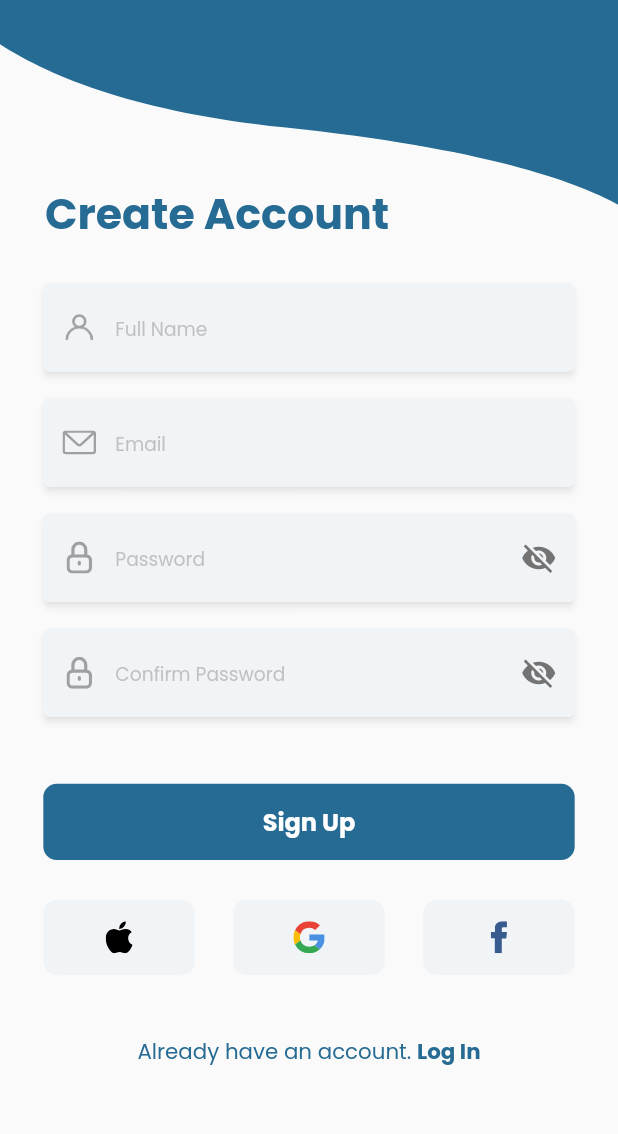
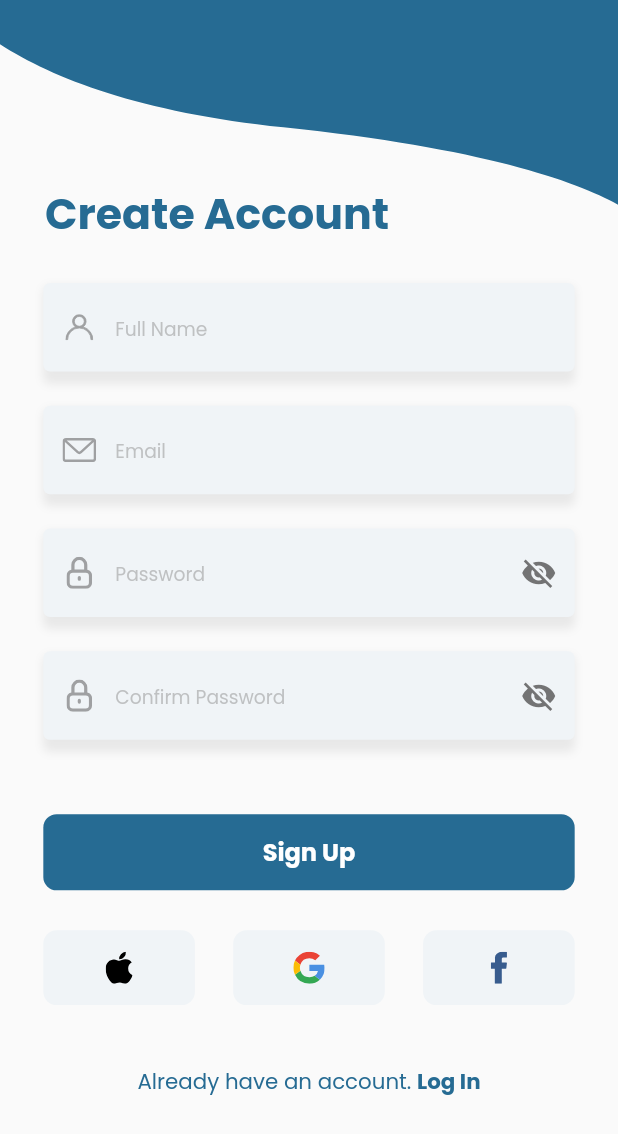
Before and after one commit to Hurair17/zia, a Flutter app: the SignUp screen opened directly, on a phone screen of 412 x 824 dp. Shown: the top 1134 px of the screen. Run offline on Flutter 3.47's test engine with Material 2 defaults, Android fonts, the light colour scheme and no system bars; our stand-ins replace flutter_countdown_timer, flutter_screenutil, flutter_svg, get, get_it, google_fonts and 4 more; accounts and stored records are empty.

Commit message:
Shadow Added to TextFormFields

```diff
--- a/lib/ui/custom_widget/password_txt_form_field.dart
+++ b/lib/ui/custom_widget/password_txt_form_field.dart
@@ -36,11 +36,22 @@ class _PassTxtFormFieldState extends State<PassTxtFormField> {
   Widget build(BuildContext context) {
     return Padding(
       padding: EdgeInsets.only(bottom: 20.h),
-      child: Material(
+      child: Stack(
+        children: [
+          Container(
+            height: 72.h,
+            decoration: BoxDecoration(
               borderRadius: BorderRadius.circular(5.r),
-        elevation: 2.0,
-        shadowColor: kshadowColor.withOpacity(0.4),
-        child: TextFormField(
+              boxShadow: [
+                BoxShadow(
+                  color: kshadowColor.withOpacity(0.07),
+                  blurRadius: 5.r,
+                  offset: Offset(0, 3.r),
+                ),
+              ],
+            ),
+          ),
+          TextFormField(
             controller: widget.control,
             validator: widget.validation,
             onChanged: widget.onChanged,
@@ -92,6 +103,7 @@ class _PassTxtFormFieldState extends State<PassTxtFormField> {
             ),
             cursorColor: const Color(0xFF8E8E8E),
           ),
+        ],
       ),
     );
   }
--- a/lib/ui/custom_widget/user_info_txt_form_field.dart
+++ b/lib/ui/custom_widget/user_info_txt_form_field.dart
@@ -26,11 +26,22 @@ class TxtFormField extends StatelessWidget {
   Widget build(BuildContext context) {
     return Padding(
       padding: EdgeInsets.only(bottom: 20.h),
-      child: Material(
+      child: Stack(
+        children: [
+          Container(
+            height: 72.h,
+            decoration: BoxDecoration(
               borderRadius: BorderRadius.circular(5.r),
-        elevation: 2.0,
-        shadowColor: kshadowColor.withOpacity(0.4),
-        child: TextFormField(
+              boxShadow: [
+                BoxShadow(
+                  color: kshadowColor.withOpacity(0.07),
+                  blurRadius: 5.r,
+                  offset: Offset(0, 3.r),
+                ),
+              ],
+            ),
+          ),
+          TextFormField(
             validator: validation,
             decoration: InputDecoration(
               errorText: errorText,
@@ -66,6 +77,7 @@ class TxtFormField extends StatelessWidget {
             ),
             cursorColor: const Color(0xFF8E8E8E),
           ),
+        ],
       ),
     );
   }
```
Lines whose indentation alone changed are shown as unchanged.
